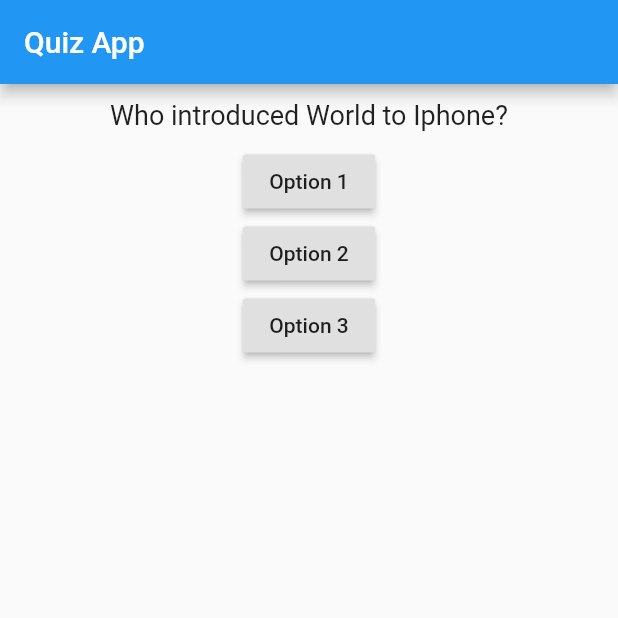
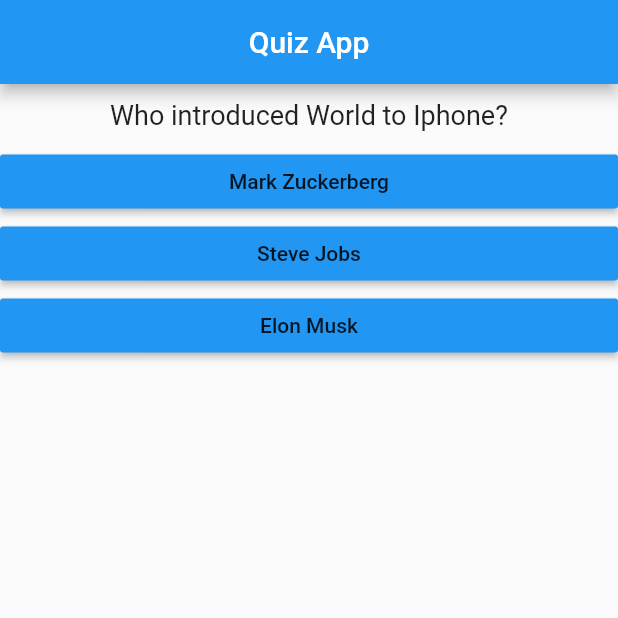
Before and after one commit to falcolf/Quiz_App, a Flutter app: the screen it shows after launch, on a phone screen of 412 x 824 dp, the top half of it. Run offline on Flutter 3.47's test engine with Material 2 defaults, Android fonts, the phone set to English and light mode, and no system bars; Roboto replaces fonts that are missing (Comic-Sans).

Commit message:
Added answers and call backs

```diff
--- /dev/null
+++ b/lib/answer.dart
@@ -0,0 +1,20 @@
+import 'package:flutter/material.dart';
+
+class Answer extends StatelessWidget {
+
+  final String option;
+  final Function answerQuestion;
+
+  Answer(this.option, this.answerQuestion);
+  @override
+  Widget build(BuildContext context) {
+    return Container(
+      width: double.infinity,
+      child: RaisedButton(
+        child: Text(this.option),
+        onPressed: answerQuestion,
+        color: Colors.blue,
+      ),
+    );
+  }
+}
--- a/lib/main.dart
+++ b/lib/main.dart
@@ -1,11 +1,11 @@
 import 'package:flutter/material.dart';
 
 import './question.dart';
+import './answer.dart';
 
 void main() => runApp(MyApp());
 
 class MyApp extends StatefulWidget {
-
   @override
   State<StatefulWidget> createState() {
     return _MyAppState() ;
@@ -15,10 +15,21 @@ class MyApp extends StatefulWidget {
 class _MyAppState extends State<MyApp> {
   var _questionIdx = 0;
   var _questions = [
-                'Who introduced World to Iphone?',
-                'Where did Steve Jobs visit before building an empire \'Apple\'?',
-                'Who was the one to discover Gravity?'
+                    { 'qtext':'Who introduced World to Iphone?',
+                      'options':['Mark Zuckerberg', 'Steve Jobs', 'Elon Musk'],
+                    },
+                    { 'qtext':'Where did Steve Jobs visit before building an empire \'Apple\'?',
+                      'options':['India', 'Thailand', 'China'],
+                    },
+                    { 'qtext':'Who was the one to discover Gravity?',
+                      'options':['Edison', 'Tesla', 'Newton'],
+                    },
               ];
+  void _answerQuestion(){
+    setState(() {
+      this._questionIdx+=1;
+    });
+  }
 
   @override
   Widget build(BuildContext context) {
@@ -26,22 +37,14 @@ class _MyAppState extends State<MyApp> {
         home: Scaffold(
           appBar: AppBar(
             title: Text('Quiz App'),
+            centerTitle: true,
           ),
           body: Column(
             children:[
-              Question(this._questions[this._questionIdx]),
-              RaisedButton(
-                child: Text('Option 1'),
-                onPressed: () {print('option 1'); setState((){this._questionIdx+=1;}); },
-              ),
-              RaisedButton(
-                  child: Text('Option 2'),
-                  onPressed: () {print('option 2');setState((){this._questionIdx+=1;});},
-              ),
-              RaisedButton(
-                  child: Text('Option 3'),
-                  onPressed: () {print('option 3'); setState((){this._questionIdx+=1;});},
-              ),
+              Question(this._questions[this._questionIdx]['qtext']),
+              ...(this._questions[this._questionIdx]['options'] as List<String>).map((answer){
+                return Answer(answer, this._answerQuestion);
+              }).toList(),
             ]
           ),
         )
```
